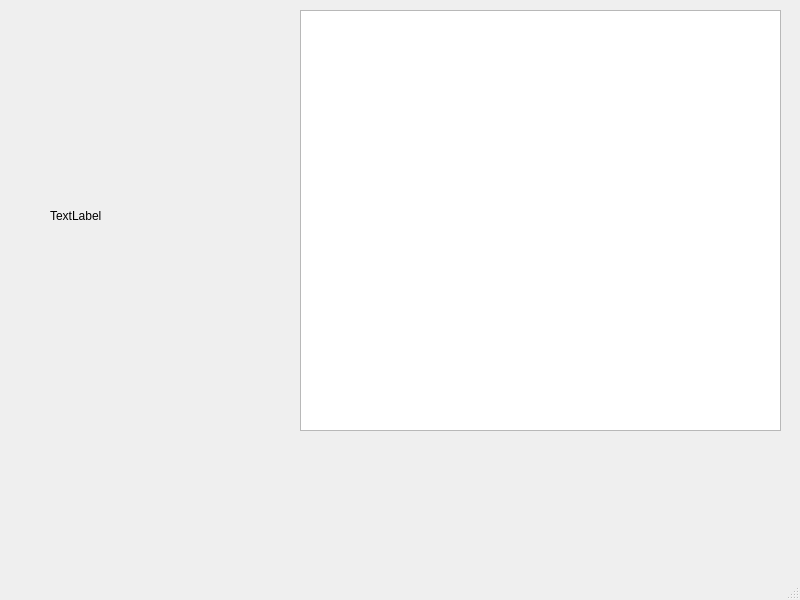
Before: the Qt Designer form parser_from_lrc_and_xy/lrc_xy_parser/mainwindow.ui in knyazevmaksim/parser, drawn with Qt 5.
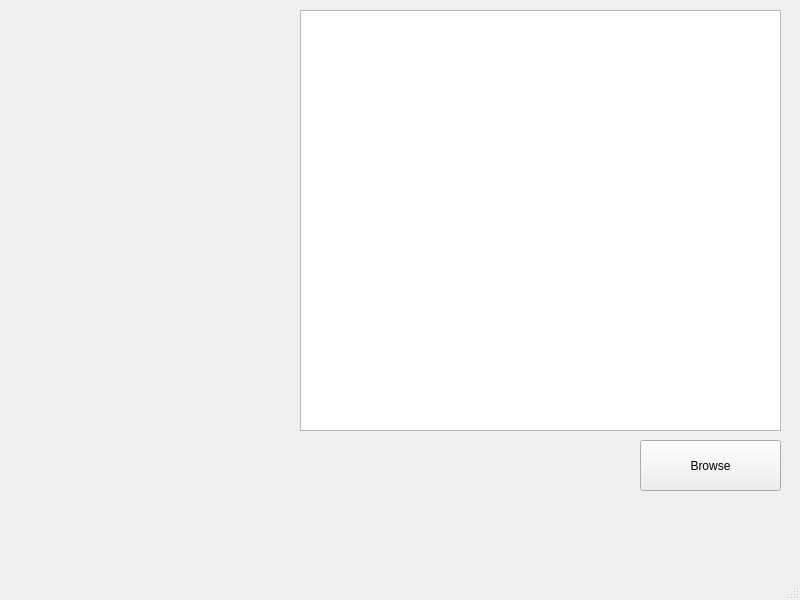
After: the same form once the commit is applied. Custom widgets are drawn as their Qt base class.

Patch:
```diff
--- a/parser_from_lrc_and_xy/lrc_xy_parser/mainwindow.ui
+++ b/parser_from_lrc_and_xy/lrc_xy_parser/mainwindow.ui
@@ -23,8 +23,23 @@
       <height>351</height>
      </rect>
     </property>
+    <property name="frameShape">
+     <enum>QFrame::NoFrame</enum>
+    </property>
+    <property name="frameShadow">
+     <enum>QFrame::Plain</enum>
+    </property>
+    <property name="midLineWidth">
+     <number>1</number>
+    </property>
     <property name="text">
-     <string>TextLabel</string>
+     <string/>
+    </property>
+    <property name="textFormat">
+     <enum>Qt::AutoText</enum>
+    </property>
+    <property name="scaledContents">
+     <bool>true</bool>
     </property>
    </widget>
    <widget class="QTextBrowser" name="textBrowser">
@@ -37,6 +52,19 @@
      </rect>
     </property>
    </widget>
+   <widget class="QPushButton" name="pushButton">
+    <property name="geometry">
+     <rect>
+      <x>640</x>
+      <y>440</y>
+      <width>141</width>
+      <height>51</height>
+     </rect>
+    </property>
+    <property name="text">
+     <string>Browse</string>
+    </property>
+   </widget>
   </widget>
   <widget class="QMenuBar" name="menubar">
    <property name="geometry">
```
Left out of the diff: 2 changed lines with no effect on the pictures.
